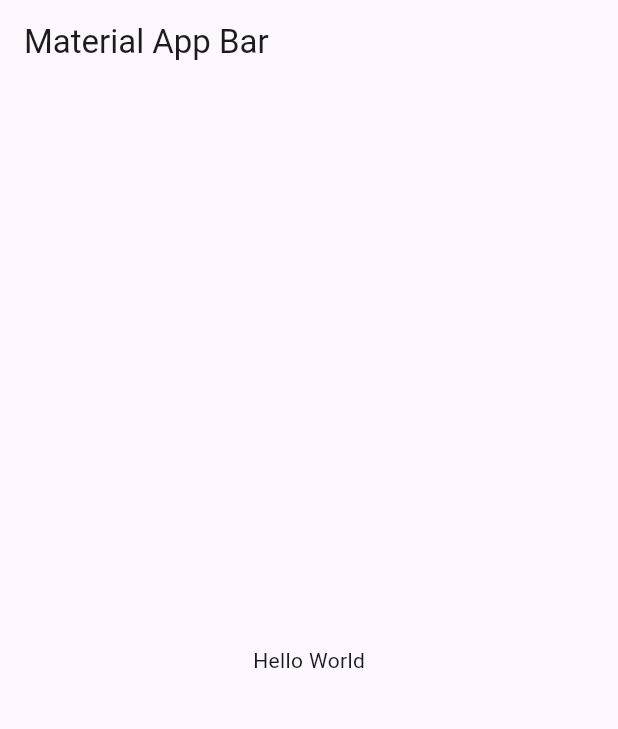
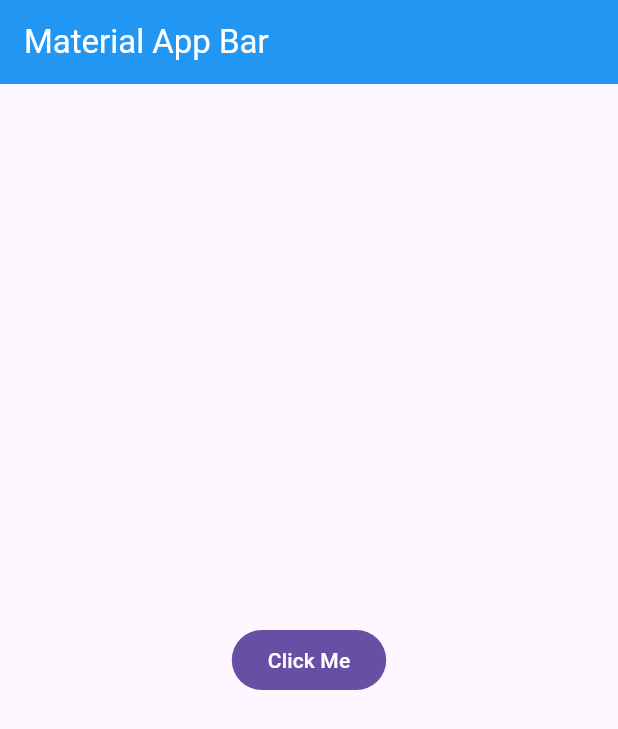
Before and after one commit to afperdomo2/basic-chat-flutter, a Flutter app: the screen it shows after launch, on a phone screen of 412 x 824 dp. Shown: the top 729 px of the screen. Run offline on Flutter 3.47's test engine with Material 3 defaults, Android fonts, the phone set to English and light mode, and no system bars.

Commit message:
Mejora la interfaz de usuario: desactiva el banner de depuración, actualiza el título de la AppBar y reemplaza el texto estático por un botón interactivo.

```diff
--- a/lib/main.dart
+++ b/lib/main.dart
@@ -9,12 +9,17 @@ class MyApp extends StatelessWidget {
   Widget build(BuildContext context) {
     return MaterialApp(
       title: 'Material App',
+      debugShowCheckedModeBanner: false,
       home: Scaffold(
         appBar: AppBar(
-          title: const Text('Material App Bar'),
+          title: const Text(
+            'Material App Bar',
+            style: TextStyle(color: Colors.white),
+          ),
+          backgroundColor: Colors.blue,
         ),
-        body: const Center(
-          child: Text('Hello World'),
+        body: Center(
+          child: FilledButton(onPressed: () {}, child: const Text("Click Me")),
         ),
       ),
     );
```
